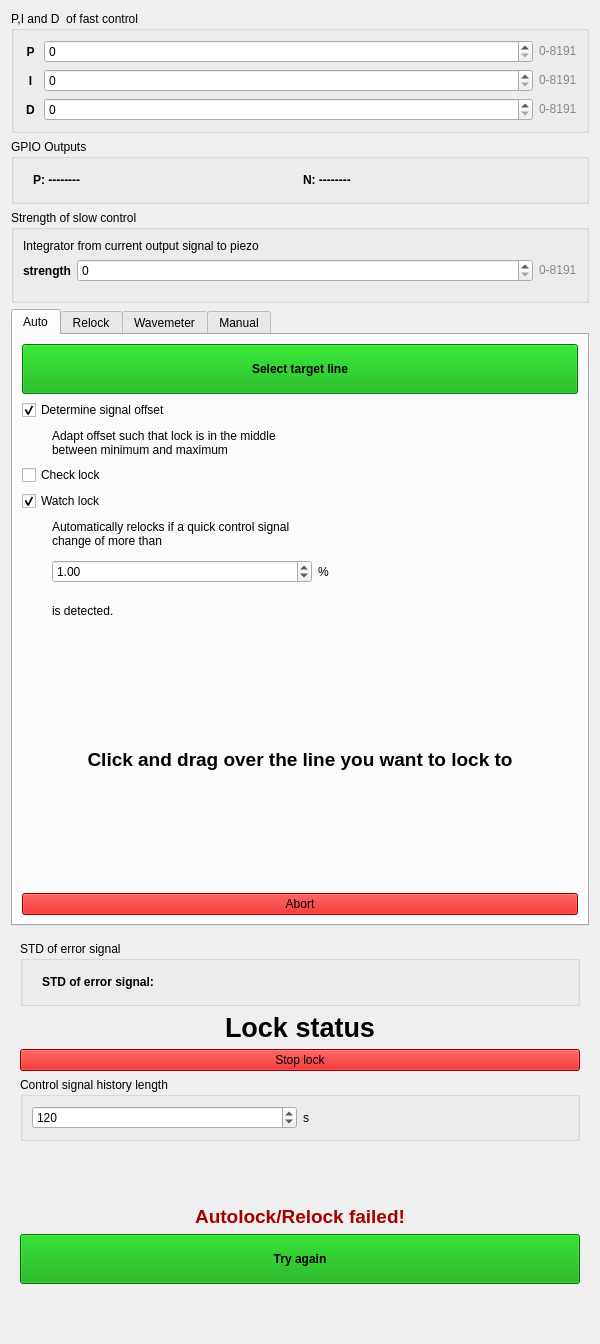
First picture: the form in linien/gui/ui/locking_panel.ui, repository krbmols/linien, before the edit.
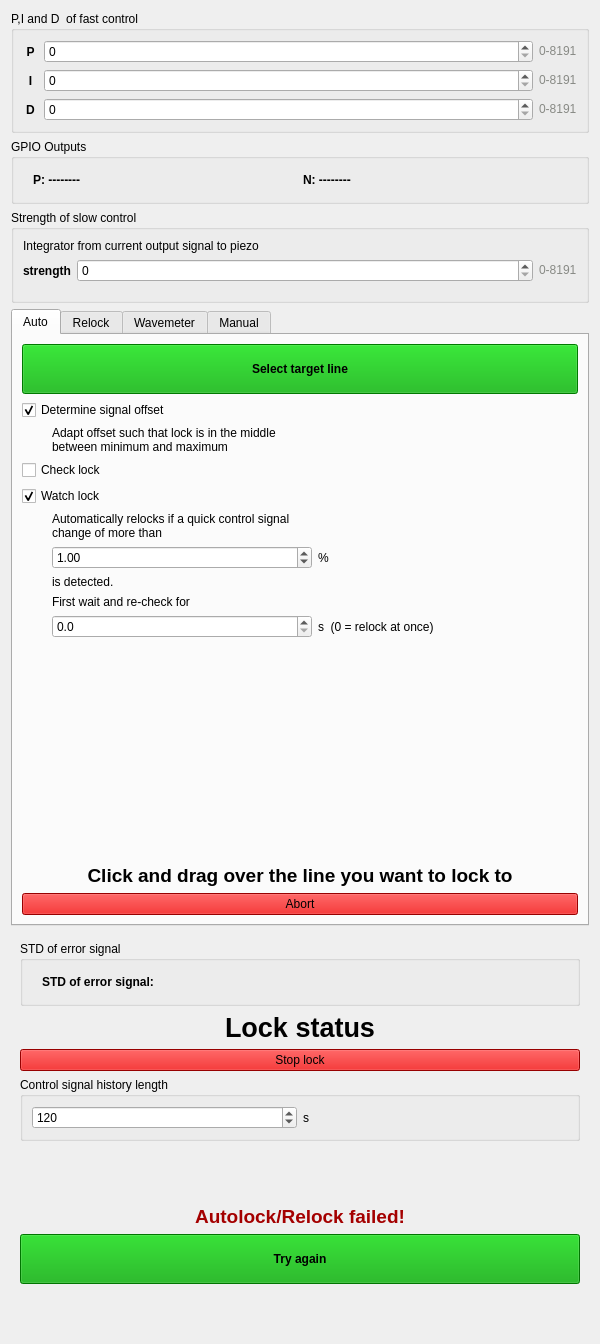
Second picture: the form after the edit. The open tabs and pages were chosen to show the change. Custom widgets are drawn as their Qt base class.

What changed in the file:
```diff
--- a/linien/gui/ui/locking_panel.ui
+++ b/linien/gui/ui/locking_panel.ui
@@ -604,6 +604,80 @@
             </property>
            </widget>
           </item>
+          <item>
+           <widget class="QLabel" name="watch_lock_delay_label">
+            <property name="maximumSize">
+             <size>
+              <width>300</width>
+              <height>16777215</height>
+             </size>
+            </property>
+            <property name="toolTip">
+             <string>Seconds to wait after the control signal moves past the threshold before deciding the lock was lost. The signal is compared against the value it moved away from, so an excursion that recovers on its own -- RF evaporation, say -- costs no relock. 0 relocks as soon as the threshold is exceeded.</string>
+            </property>
+            <property name="text">
+             <string>First wait and re-check for</string>
+            </property>
+            <property name="wordWrap">
+             <bool>true</bool>
+            </property>
+            <property name="margin">
+             <number>0</number>
+            </property>
+            <property name="indent">
+             <number>30</number>
+            </property>
+           </widget>
+          </item>
+          <item>
+           <layout class="QHBoxLayout" name="horizontalLayout_watch_lock_delay">
+            <property name="leftMargin">
+             <number>30</number>
+            </property>
+            <item>
+             <widget class="QDoubleSpinBox" name="watch_lock_delay">
+              <property name="toolTip">
+               <string>Seconds to wait after the control signal moves past the threshold before deciding the lock was lost. The signal is compared against the value it moved away from, so an excursion that recovers on its own -- RF evaporation, say -- costs no relock. 0 relocks as soon as the threshold is exceeded.</string>
+              </property>
+              <property name="decimals">
+               <number>1</number>
+              </property>
+              <property name="maximum">
+               <double>600.000000000000000</double>
+              </property>
+              <property name="singleStep">
+               <double>0.500000000000000</double>
+              </property>
+              <property name="value">
+               <double>0.000000000000000</double>
+              </property>
+             </widget>
+            </item>
+            <item>
+             <widget class="QLabel" name="watch_lock_delay_unit">
+              <property name="toolTip">
+               <string>Seconds to wait after the control signal moves past the threshold before deciding the lock was lost. The signal is compared against the value it moved away from, so an excursion that recovers on its own -- RF evaporation, say -- costs no relock. 0 relocks as soon as the threshold is exceeded.</string>
+              </property>
+              <property name="text">
+               <string>s  (0 = relock at once)</string>
+              </property>
+             </widget>
+            </item>
+           </layout>
+          </item>
+          <item>
+           <spacer name="verticalSpacer_autolock">
+            <property name="orientation">
+             <enum>Qt::Vertical</enum>
+            </property>
+            <property name="sizeHint" stdset="0">
+             <size>
+              <width>20</width>
+              <height>0</height>
+             </size>
+            </property>
+           </spacer>
+          </item>
          </layout>
         </widget>
        </item>
```
